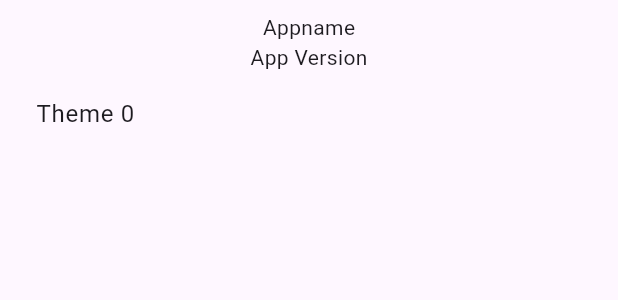
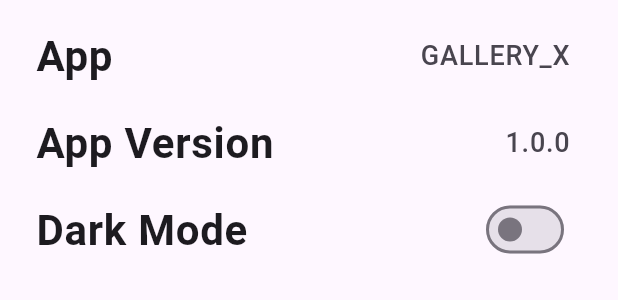
Before and after one commit to abhinav-rawat-004/gallery_x, a Flutter app: the SettingsView widget shown alone on an empty page, opened directly, on a phone screen of 412 x 824 dp. Shown: the top 300 px of the screen. Run offline on Flutter 3.47's test engine with Material 3 defaults, Android fonts, the phone set to English and light mode, and no system bars; our stand-ins replace get, get_storage, image_picker, package_info_plus, photo_view, sembast; missing offline and left inert: pro_image_editor; accounts and stored records are empty.

Commit message:
Added little details on settings

```diff
--- a/lib/app/modules/settings/controllers/settings_controller.dart
+++ b/lib/app/modules/settings/controllers/settings_controller.dart
@@ -1,9 +1,32 @@
+import 'package:flutter/material.dart';
 import 'package:gallery_x/app/controller/theme_controller.dart';
 import 'package:get/get.dart';
+import 'package:package_info_plus/package_info_plus.dart';
 
 class SettingsController extends GetxController {
+  RxString appName = ''.obs;
+  RxString appVersion = ''.obs;
+  RxBool darkMode = false.obs;
+
+  ThemeController appController = Get.find<ThemeController>();
+
+  @override
+  void onInit() async {
+    super.onInit();
+    PackageInfo packageInfo = await PackageInfo.fromPlatform();
+    appName(packageInfo.appName);
+    appVersion(packageInfo.version);
+    print(appController.storage.read('themeMode'));
+    if (appController.storage.read('themeMode') == ThemeMode.dark.name) {
+      darkMode(true);
+      print(darkMode);
+    } else {
+      darkMode(false);
+      print(darkMode);
+    }
+  }
+
   void toggleTheme() {
-    ThemeController appController = Get.find<ThemeController>();
     try {
       appController.toggleTheme();
     } catch (error) {
--- a/lib/app/modules/settings/views/settings_view.dart
+++ b/lib/app/modules/settings/views/settings_view.dart
@@ -7,24 +7,51 @@ class SettingsView extends GetView<SettingsController> {
   const SettingsView({super.key});
 
   @override
+  SettingsController get controller => Get.put(SettingsController());
+
+  @override
   Widget build(BuildContext context) {
     return Container(
       padding: EdgeInsets.all(8),
       height: MediaQuery.of(context).size.height,
-      child: Column(
-        children: [
-          Center(child: Text('Appname')),
-          Text('App Version'),
-          Expanded(
-            child: ListView.builder(
-              itemCount: 1,
-              itemBuilder: (context, index) => GestureDetector(
-                onTap: () => controller.toggleTheme(),
-                child: ListTile(title: Text('Theme $index ')),
+      child: Obx(
+        () => Column(
+          children: [
+            ListTile(
+              title: Text(
+                'App',
+                style: TextStyle(fontSize: 28, fontWeight: FontWeight.bold),
+              ),
+              trailing: Text(
+                controller.appName().toUpperCase(),
+                style: TextStyle(fontSize: 18, fontWeight: FontWeight.w500),
               ),
             ),
-          ),
-        ],
+            ListTile(
+              title: Text(
+                'App Version',
+                style: TextStyle(fontSize: 28, fontWeight: FontWeight.bold),
+              ),
+              trailing: Text(
+                controller.appVersion(),
+                style: TextStyle(fontSize: 18, fontWeight: FontWeight.w500),
+              ),
+            ),
+            ListTile(
+              title: Text(
+                'Dark Mode',
+                style: TextStyle(fontSize: 28, fontWeight: FontWeight.bold),
+              ),
+              trailing: Switch(
+                value: controller.darkMode(),
+                onChanged: (value) {
+                  controller.darkMode(value);
+                  controller.toggleTheme();
+                },
+              ),
+            ),
+          ],
+        ),
       ),
     );
   }
```
